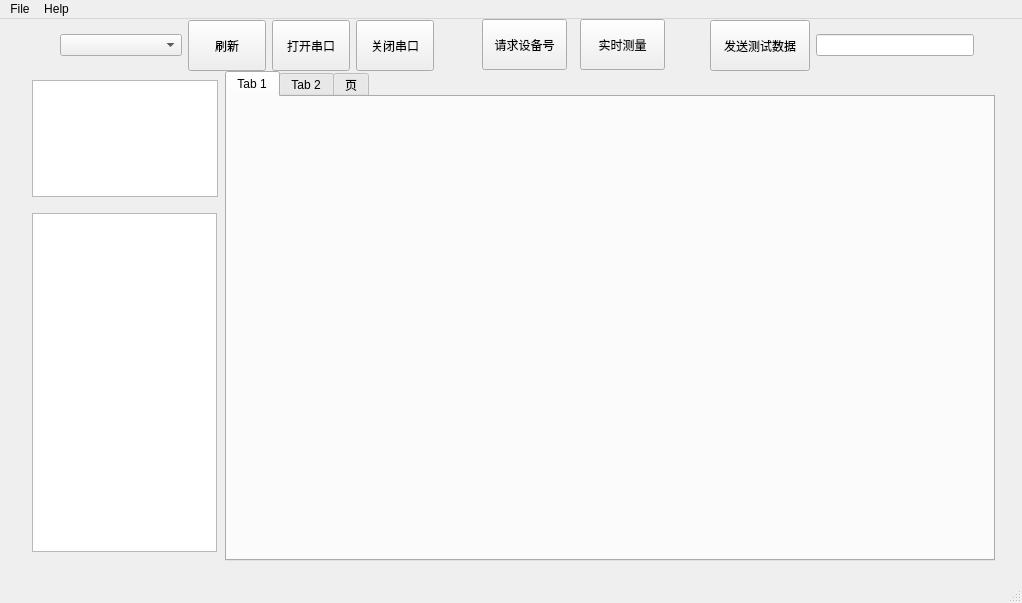
This is mainwindow.ui in SherlockWu197/hahaha as Qt 5 draws it before an edit. The edited form follows.
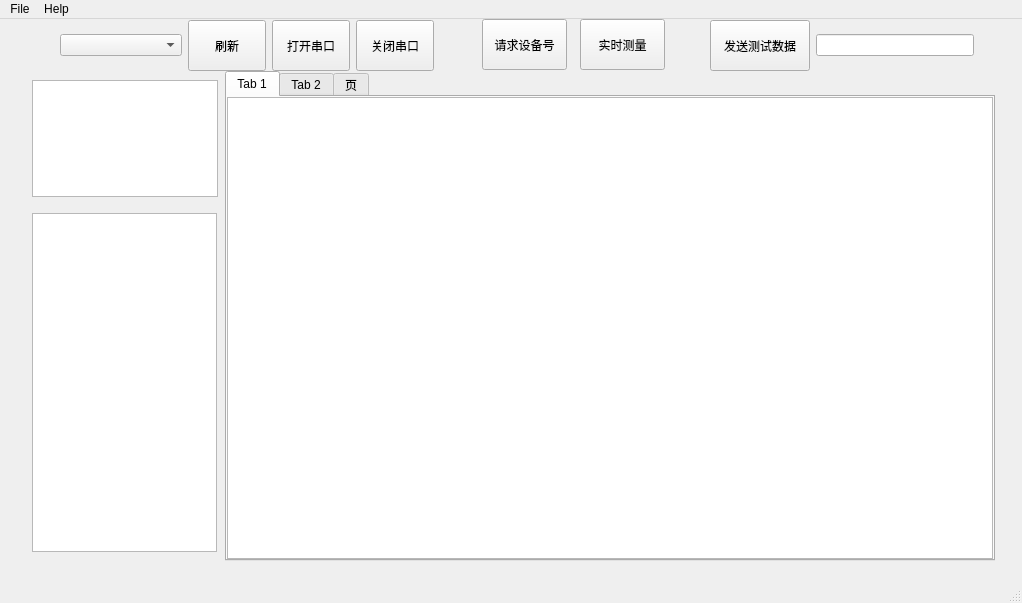
This is the edited form. The open tabs and pages were chosen to show the change.

```diff
--- a/mainwindow.ui
+++ b/mainwindow.ui
@@ -81,6 +81,23 @@
         <attribute name="title">
          <string>Tab 1</string>
         </attribute>
+        <layout class="QGridLayout" name="gridLayout">
+         <property name="leftMargin">
+          <number>0</number>
+         </property>
+         <property name="topMargin">
+          <number>0</number>
+         </property>
+         <property name="rightMargin">
+          <number>0</number>
+         </property>
+         <property name="bottomMargin">
+          <number>0</number>
+         </property>
+         <item row="0" column="0">
+          <widget class="QTableView" name="tableView"/>
+         </item>
+        </layout>
        </widget>
        <widget class="QWidget" name="tab_Histogram">
         <attribute name="title">
@@ -225,7 +242,7 @@
      <string>实时测量</string>
     </property>
    </widget>
-   <widget class="QWidget" name="">
+   <widget class="QWidget" name="layoutWidget">
     <property name="geometry">
      <rect>
       <x>710</x>
```
Left out of the diff: 2 changed lines with no effect on the pictures.
